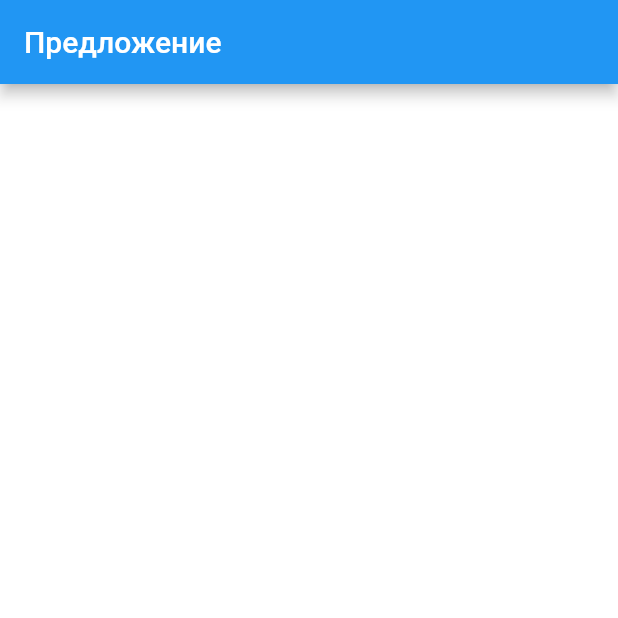
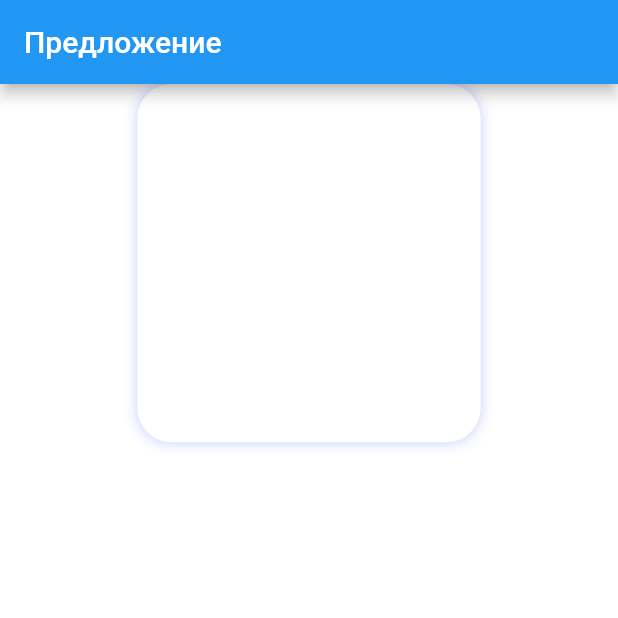
Before and after one commit to Daniel-Shegida/uiAnimation, a Flutter app: the screen it shows after launch, on a phone screen of 412 x 824 dp, the top half of it. Run offline on Flutter 3.47's test engine with Material 2 defaults, Android fonts, the light colour scheme and no system bars; our stand-ins replace flutter_screenutil.

Commit message:
feat(card): created CardWidget

```diff
--- a/lib/assets/colors/project_colors.dart
+++ b/lib/assets/colors/project_colors.dart
@@ -8,7 +8,10 @@ abstract class ProjectColors {
   static const Color cardColorBackground = _rgbWhite;
   static const Color buttonColorBackground = _rgbLightBlue;
   static const Color sliderColor = _rgbGreen;
-  static const Color appBackground = _rgbLightGrey;
+  static const Color shadowColor = _rgbDarkGreyTr;
+  static const Color appBackground = Colors.grey;
+  // static const Color appBackground = _rgbLightGrey;
+
 
 
 
@@ -19,6 +22,7 @@ abstract class ProjectColors {
   static const Color _rgbGreen = Color.fromRGBO(170, 255, 130, 1);
   static const Color _rgbRed = Color.fromRGBO(230, 73, 45, 1);
   static const Color _rgbLightGrey = Color.fromRGBO(249, 250, 252, 1);
+  static const Color _rgbDarkGreyTr = Color.fromRGBO(77, 93, 250, 0.3);
 
 
 
--- a/lib/hard_task/screen/hard_screen.dart
+++ b/lib/hard_task/screen/hard_screen.dart
@@ -1,5 +1,8 @@
 import 'package:flutter/material.dart';
+import 'package:flutter_screenutil/flutter_screenutil.dart';
+import 'package:hard_ui_impl_first_task/assets/colors/project_colors.dart';
 import 'package:hard_ui_impl_first_task/assets/strings/projects_strings.dart';
+import 'package:hard_ui_impl_first_task/hard_task/widgets/card_widget.dart';
 
 class HardScreen extends StatelessWidget {
   const HardScreen({Key? key}) : super(key: key);
@@ -7,11 +10,20 @@ class HardScreen extends StatelessWidget {
   @override
   Widget build(BuildContext context) {
     return Scaffold(
+      backgroundColor: ProjectColors.cardColorBackground,
       appBar: AppBar(
         title: const Text(ProjectStrings.title),
       ),
-      body: Container(
-        color: Colors.white,
+      body: Column(
+        children: [
+          Container(
+            color: Colors.white,
+          ),
+          CardWidget(
+            height: 200.h,
+            width: 200.w,
+            child: Container(),)
+        ],
       ),
     );
   }
--- /dev/null
+++ b/lib/hard_task/widgets/card_widget.dart
@@ -0,0 +1,30 @@
+import 'package:flutter/material.dart';
+import 'package:flutter_screenutil/flutter_screenutil.dart';
+import 'package:hard_ui_impl_first_task/assets/colors/project_colors.dart';
+
+/// виджет контейнера карточек с тенью и радиусом
+class CardWidget extends StatelessWidget {
+  const CardWidget({this.height, this.width, required this.child, Key? key})
+      : super(key: key);
+  final Widget child;
+  final double? width;
+  final double? height;
+
+  @override
+  Widget build(BuildContext context) {
+    return Container(
+      width: width,
+      height: height,
+      decoration: BoxDecoration(
+          color: ProjectColors.cardColorBackground,
+          boxShadow: [
+            BoxShadow(
+              color: ProjectColors.shadowColor,
+              blurRadius: 6.r,
+            ),
+          ],
+          borderRadius: BorderRadius.all(Radius.circular(20.r))),
+      child: child,
+    );
+  }
+}
```
